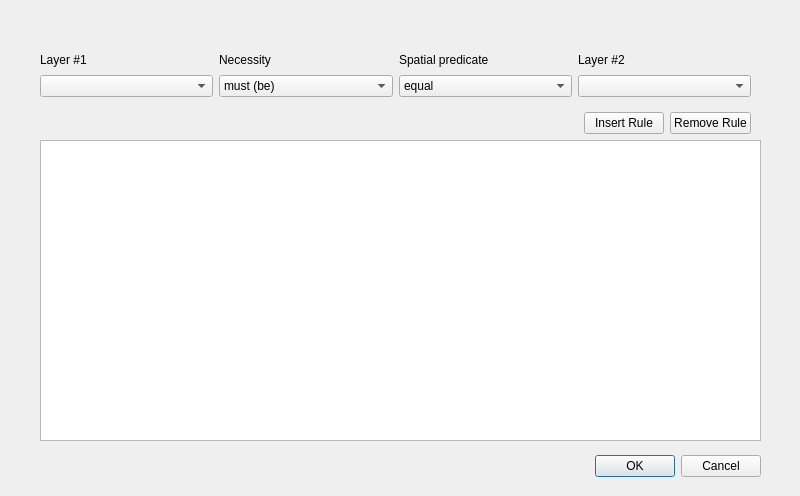
Above: ValidationTools/rules_editor.ui from dsgoficial/DsgTools before the change. Below: the same form after it.
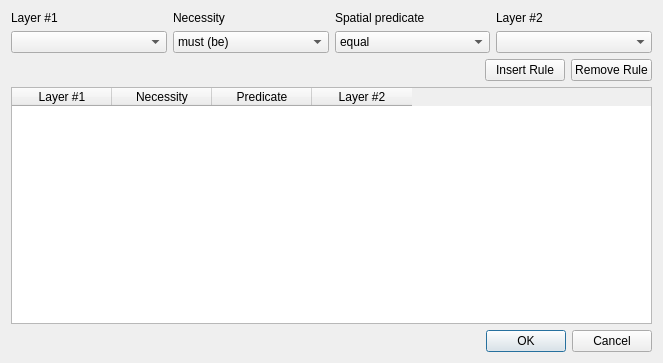
That is the form after the change.

Commit message: spatial rule

Diff of the .ui file:
```diff
--- a/ValidationTools/rules_editor.ui
+++ b/ValidationTools/rules_editor.ui
@@ -6,57 +6,15 @@
    <rect>
     <x>0</x>
     <y>0</y>
-    <width>800</width>
-    <height>496</height>
+    <width>663</width>
+    <height>363</height>
    </rect>
   </property>
   <property name="windowTitle">
    <string>Validation Rules</string>
   </property>
-  <widget class="QDialogButtonBox" name="buttonBox">
-   <property name="geometry">
-    <rect>
-     <x>420</x>
-     <y>450</y>
-     <width>341</width>
-     <height>32</height>
-    </rect>
-   </property>
-   <property name="orientation">
-    <enum>Qt::Horizontal</enum>
-   </property>
-   <property name="standardButtons">
-    <set>QDialogButtonBox::Cancel|QDialogButtonBox::Ok</set>
-   </property>
-  </widget>
-  <widget class="QTableWidget" name="tableWidget">
-   <property name="geometry">
-    <rect>
-     <x>40</x>
-     <y>140</y>
-     <width>721</width>
-     <height>301</height>
-    </rect>
-   </property>
-   <property name="editTriggers">
-    <set>QAbstractItemView::NoEditTriggers</set>
-   </property>
-   <property name="selectionMode">
-    <enum>QAbstractItemView::MultiSelection</enum>
-   </property>
-   <property name="selectionBehavior">
-    <enum>QAbstractItemView::SelectRows</enum>
-   </property>
-  </widget>
-  <widget class="QWidget" name="">
-   <property name="geometry">
-    <rect>
-     <x>40</x>
-     <y>50</y>
-     <width>711</width>
-     <height>47</height>
-    </rect>
-   </property>
+  <layout class="QGridLayout" name="gridLayout">
+   <item row="0" column="0">
    <layout class="QHBoxLayout" name="horizontalLayout">
     <item>
      <layout class="QVBoxLayout" name="verticalLayout">
@@ -167,16 +125,8 @@
      </layout>
     </item>
    </layout>
-  </widget>
-  <widget class="QWidget" name="">
-   <property name="geometry">
-    <rect>
-     <x>40</x>
-     <y>110</y>
-     <width>711</width>
-     <height>26</height>
-    </rect>
-   </property>
+   </item>
+   <item row="1" column="0">
    <layout class="QHBoxLayout" name="horizontalLayout_2">
     <item>
      <spacer name="horizontalSpacer">
@@ -206,7 +156,51 @@
      </widget>
     </item>
    </layout>
-  </widget>
+   </item>
+   <item row="3" column="0">
+    <widget class="QDialogButtonBox" name="buttonBox">
+     <property name="orientation">
+      <enum>Qt::Horizontal</enum>
+     </property>
+     <property name="standardButtons">
+      <set>QDialogButtonBox::Cancel|QDialogButtonBox::Ok</set>
+     </property>
+    </widget>
+   </item>
+   <item row="2" column="0">
+    <widget class="QTableWidget" name="tableWidget">
+     <property name="editTriggers">
+      <set>QAbstractItemView::NoEditTriggers</set>
+     </property>
+     <property name="selectionMode">
+      <enum>QAbstractItemView::MultiSelection</enum>
+     </property>
+     <property name="selectionBehavior">
+      <enum>QAbstractItemView::SelectRows</enum>
+     </property>
+     <column>
+      <property name="text">
+       <string>Layer #1</string>
+      </property>
+     </column>
+     <column>
+      <property name="text">
+       <string>Necessity</string>
+      </property>
+     </column>
+     <column>
+      <property name="text">
+       <string>Predicate</string>
+      </property>
+     </column>
+     <column>
+      <property name="text">
+       <string>Layer #2</string>
+      </property>
+     </column>
+    </widget>
+   </item>
+  </layout>
  </widget>
  <resources/>
  <connections>
```
Left out of the diff: 20 changed lines with no effect on the pictures. Lines whose indentation alone changed are shown as unchanged. The commit also changes 8 other files.
